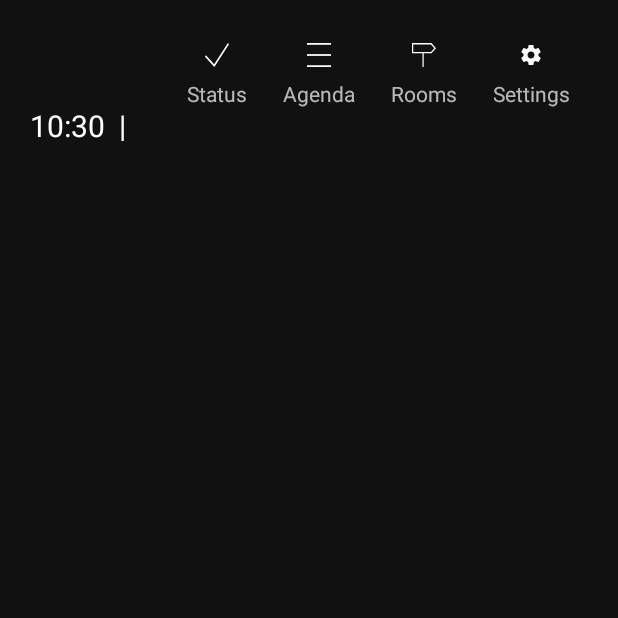
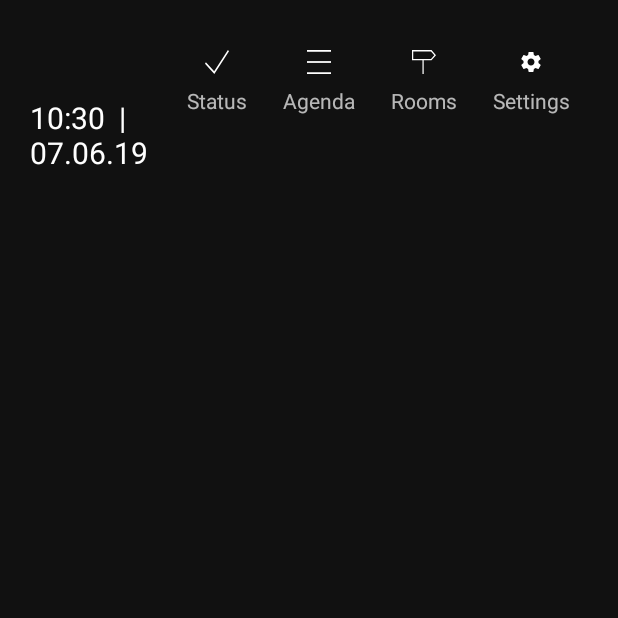
Before and after one commit to synyx/MeeRoo, an Android app: the MainActivity screen opened directly, with no data from a screen before it, on a phone screen of 412 x 824 dp, the top half of it. Run offline under Robolectric (Android 15) with nearby library versions, the phone set to English and light mode, and no system bars; our stand-ins replace RxJava; 2 statements that could not run were skipped.

Commit message:
Add more space for header

```diff
--- a/app/src/main/res/layout/activity_main.xml
+++ b/app/src/main/res/layout/activity_main.xml
@@ -17,8 +17,7 @@
         android:layout_marginStart="20dp"
         android:layout_marginTop="16dp"
         android:textColor="?android:attr/textColorPrimary"
-        android:textSize="40sp"
-        app:layout_constraintBottom_toTopOf="@id/header_clock"
+        android:textSize="36sp"
         app:layout_constraintEnd_toStartOf="@id/header_navigation"
         app:layout_constraintStart_toStartOf="parent"
         app:layout_constraintTop_toTopOf="parent"
@@ -29,6 +28,7 @@
         android:layout_width="0dp"
         android:layout_height="0dp"
         android:layout_marginStart="20dp"
+        android:gravity="top"
         android:textColor="?android:attr/textColorPrimary"
         android:textSize="20sp"
         app:layout_constraintBottom_toBottomOf="@id/guideline_header"
@@ -52,7 +52,7 @@
         android:layout_width="wrap_content"
         android:layout_height="wrap_content"
         android:orientation="horizontal"
-        app:layout_constraintGuide_begin="@dimen/header_height" />
+        app:layout_constraintGuide_begin="110dp" />
 
     <FrameLayout
         android:id="@+id/content_main"
```
